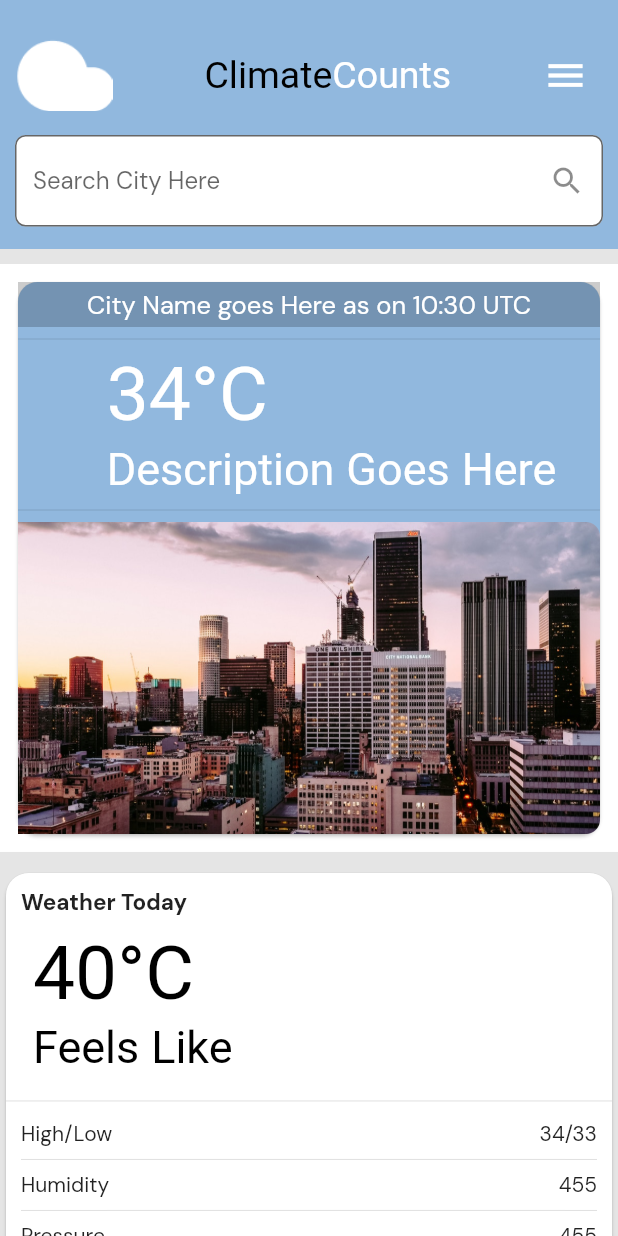
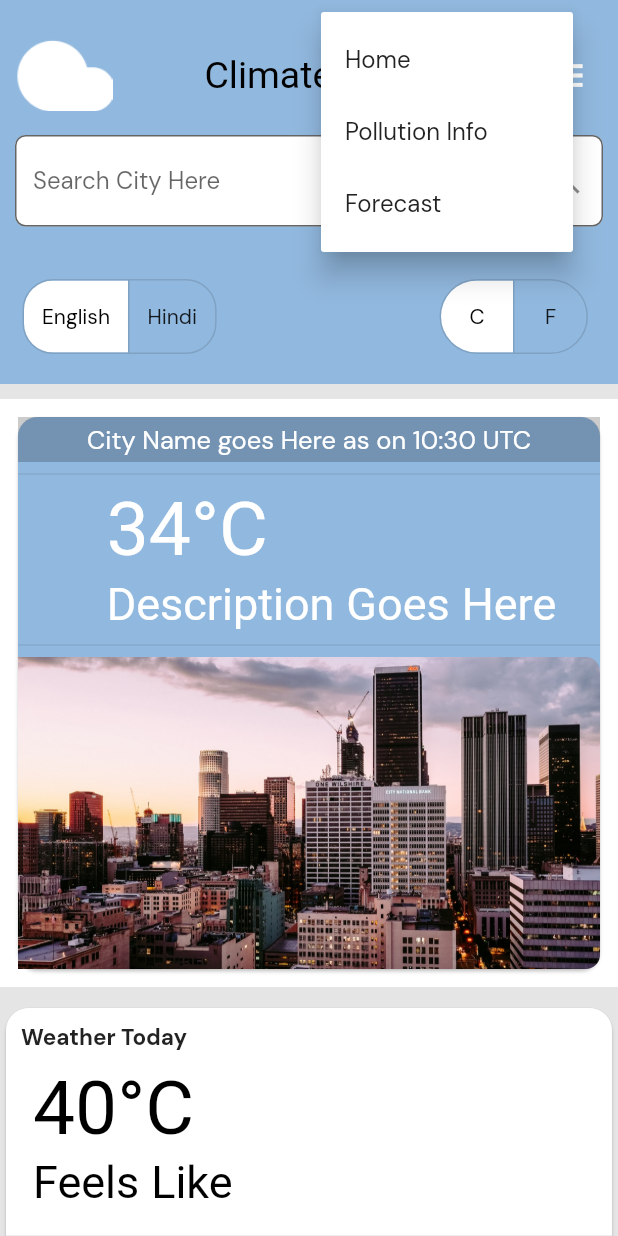
Before and after one commit to saurav-maharana/climate-change-mobile-internal, a Flutter app: the screen it shows after launch, after a tap on the "menu" icon, on a phone screen of 412 x 824 dp. Run offline on Flutter 3.47's test engine with Material 2 defaults, Android fonts, the phone set to English and light mode, and no system bars; our stand-ins replace auto_route, cached_network_image, dio, drift, easy_localization, faker and 12 more; missing offline and left inert: easy_logger, flutter_displaymode; accounts and stored records are empty; generated files the repository leaves out were written again; network calls fail.

```diff
--- a/lib/presentation/destinations/openweather/home/home_screen.dart
+++ b/lib/presentation/destinations/openweather/home/home_screen.dart
@@ -2,6 +2,8 @@
 
 import 'package:flutter/material.dart';
 import 'package:flutter_riverpod/flutter_riverpod.dart';
+import 'package:flutter_template/domain/entity/openweather/current_weather.dart';
+import 'package:flutter_template/foundation/extensions/object_ext.dart';
 import 'package:flutter_template/presentation/destinations/openweather/forecast/forecast.dart';
 import 'package:flutter_template/presentation/destinations/openweather/home/home_screen_intent.dart';
 import 'package:flutter_template/presentation/destinations/openweather/home/main_home_view_model.dart';
@@ -11,8 +13,8 @@ import 'package:hexcolor/hexcolor.dart';
 class OpenWeatherHome extends ConsumerWidget {
   OpenWeatherHome({Key? key}) : super(key: key);
 
-  late List<bool> isSelectedList;
-  late List<bool> isSelectedListLanguage;
+  List<bool> isSelectedList = [true, false];
+  List<bool> isSelectedListLanguage = [true, false];
   final TextEditingController _controller = TextEditingController();
   String? cityName;
 
@@ -37,20 +39,22 @@ class OpenWeatherHome extends ConsumerWidget {
     if (selected == 0) {
       Navigator.of(context).pushAndRemoveUntil(
           MaterialPageRoute(builder: (context) => OpenWeatherHome()),
-          (route) => false);
+              (route) => false);
     } else if (selected == 1) {
       Navigator.of(context).pushAndRemoveUntil(
           MaterialPageRoute(builder: (context) => const PollutionScreen()),
-          (route) => false);
+              (route) => false);
     } else if (selected == 3) {
       Navigator.of(context).pushAndRemoveUntil(
           MaterialPageRoute(builder: (context) => const WeatherForecast()),
-          (route) => false);
+              (route) => false);
     } else {}
   }
 
   @override
   Widget build(BuildContext context, WidgetRef ref) {
+    final viewModel = ref
+        .watch(openWeatherHomeViewModel.notifier);
     return SafeArea(
       child: Scaffold(
         backgroundColor: HexColor('#E5E5E5'),
@@ -89,13 +93,7 @@ class OpenWeatherHome extends ConsumerWidget {
                           ),
                           GestureDetector(
                             onTap: () {
-                              final viewModel =
-                                  ref.watch(openWeatherHomeViewModel.notifier);
-                              viewModel.onIntent(
-                                OpenWeatherHomeIntent.search(
-                                    searchTerm: 'Pune'),
-                              );
-                              // showOptionsMenu(0);
+                              showOptionsMenu(context, 0);
                             },
                             child: Container(
                               margin: const EdgeInsets.only(right: 20.0),
@@ -119,7 +117,13 @@ class OpenWeatherHome extends ConsumerWidget {
                         decoration: InputDecoration(
                           suffixIcon: IconButton(
                             onPressed: () async {
-                              try {} catch (e) {
+                              try {
+
+                                viewModel.onIntent(
+                                  OpenWeatherHomeIntent.search(
+                                      searchTerm: _controller.text),
+                                );
+                              } catch (e) {
                                 ScaffoldMessenger.of(context)
                                     .showSnackBar(SnackBar(
                                   content: const Text(
@@ -146,76 +150,69 @@ class OpenWeatherHome extends ConsumerWidget {
                     const SizedBox(
                       height: 15.0,
                     ),
-                    // Row(
-                    //   mainAxisAlignment: MainAxisAlignment.spaceBetween,
-                    //   children: [
-                    //     Padding(
-                    //       padding: const EdgeInsets.all(15.0),
-                    //       child: ToggleButtons(
-                    //         selectedColor: Colors.black,
-                    //         fillColor: Colors.white,
-                    //         borderRadius: BorderRadius.circular(20.0),
-                    //         onPressed: (int index) {
-                    //           setState(() {
-                    //             for (int i = 0;
-                    //                 i < isSelectedListLanguage.length;
-                    //                 i++) {
-                    //               if (i == index) {
-                    //                 isSelectedListLanguage[i] =
-                    //                     !isSelectedListLanguage[i];
-                    //               } else {
-                    //                 isSelectedListLanguage[i] = false;
-                    //               }
-                    //             }
-                    //           });
-                    //         },
-                    //         isSelected: isSelectedListLanguage,
-                    //         children: const [
-                    //           Padding(
-                    //             padding: EdgeInsets.all(12.0),
-                    //             child: Text("English"),
-                    //           ),
-                    //           Padding(
-                    //             padding: EdgeInsets.all(12.0),
-                    //             child: Text("Hindi"),
-                    //           ),
-                    //         ],
-                    //       ),
-                    //     ),
-                    //     Padding(
-                    //       padding: const EdgeInsets.all(20.0),
-                    //       child: ToggleButtons(
-                    //         selectedColor: Colors.black,
-                    //         fillColor: Colors.white,
-                    //         borderRadius: BorderRadius.circular(30.0),
-                    //         onPressed: (int index) {
-                    //           setState(() {
-                    //             for (int i = 0;
-                    //                 i < isSelectedList.length;
-                    //                 i++) {
-                    //               if (i == index) {
-                    //                 isSelectedList[i] = !isSelectedList[i];
-                    //               } else {
-                    //                 isSelectedList[i] = false;
-                    //               }
-                    //             }
-                    //           });
-                    //         },
-                    //         isSelected: isSelectedList,
-                    //         children: const [
-                    //           Padding(
-                    //             padding: EdgeInsets.all(12.0),
-                    //             child: Text("C"),
-                    //           ),
-                    //           Padding(
-                    //             padding: EdgeInsets.all(12.0),
-                    //             child: Text("F"),
-                    //           ),
-                    //         ],
-                    //       ),
-                    //     ),
-                    //   ],
-                    // ),
+                    Row(
+                      mainAxisAlignment: MainAxisAlignment.spaceBetween,
+                      children: [
+                        Padding(
+                          padding: const EdgeInsets.all(15.0),
+                          child: ToggleButtons(
+                            selectedColor: Colors.black,
+                            fillColor: Colors.white,
+                            borderRadius: BorderRadius.circular(20.0),
+                            onPressed: (int index) {
+                              for (int i = 0;
+                                  i < isSelectedListLanguage.length;
+                                  i++) {
+                                if (i == index) {
+                                  isSelectedListLanguage[i] = true;
+                                } else {
+                                  isSelectedListLanguage[i] = false;
+                                }
+                              }
+                            },
+                            isSelected: isSelectedListLanguage,
+                            children: const [
+                              Padding(
+                                padding: EdgeInsets.all(12.0),
+                                child: Text("English"),
+                              ),
+                              Padding(
+                                padding: EdgeInsets.all(12.0),
+                                child: Text("Hindi"),
+                              ),
+                            ],
+                          ),
+                        ),
+                        Padding(
+                          padding: const EdgeInsets.all(20.0),
+                          child: ToggleButtons(
+                            selectedColor: Colors.black,
+                            fillColor: Colors.white,
+                            borderRadius: BorderRadius.circular(30.0),
+                            onPressed: (int index) {
+                              for (int i = 0; i < isSelectedList.length; i++) {
+                                if (i == index) {
+                                  isSelectedList[i] = !isSelectedList[i];
+                                } else {
+                                  isSelectedList[i] = false;
+                                }
+                              }
+                            },
+                            isSelected: [true, false],
+                            children: const [
+                              Padding(
+                                padding: EdgeInsets.all(12.0),
+                                child: Text("C"),
+                              ),
+                              Padding(
+                                padding: EdgeInsets.all(12.0),
+                                child: Text("F"),
+                              ),
+                            ],
+                          ),
+                        ),
+                      ],
+                    ),
                   ],
                 ),
               ),
```
